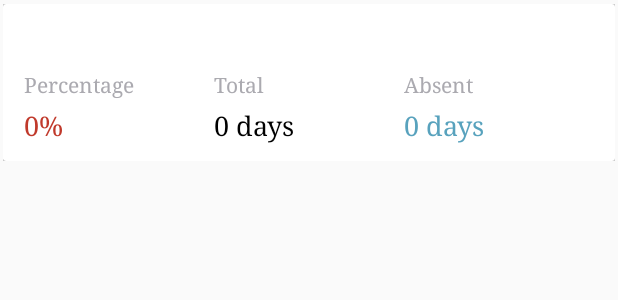
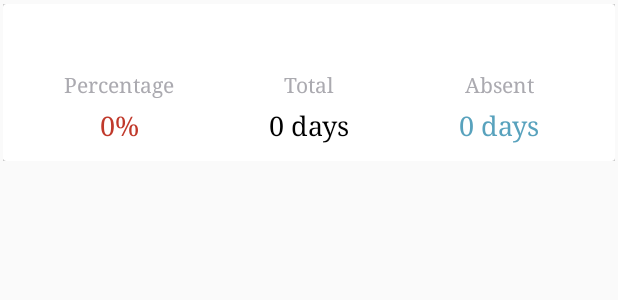
Before and after one commit to shyam1234/NewBlankFramework, an Android app: the layout attendance_details_row.xml on its own in the app's theme, with its tools: preview values and no code run, on a phone screen of 412 x 824 dp. Shown: the top 300 px of the screen. Run offline under Robolectric (Android 15) with nearby library versions, the light colour scheme and no system bars; network calls fail.

Commit message:
IT_office

```diff
--- a/app/src/main/res/layout/attendance_details_row.xml
+++ b/app/src/main/res/layout/attendance_details_row.xml
@@ -61,6 +61,7 @@
                     android:id="@+id/textview_attendance_row_subject"
                     android:layout_width="match_parent"
                     android:layout_height="wrap_content"
+                    android:gravity="center"
                     android:text="@string/percentage"
                     android:textAppearance="@style/TextAppearance.AppCompat.Small"
                     android:textColor="@color/colorTextHint"
@@ -71,6 +72,7 @@
                     android:layout_width="match_parent"
                     android:layout_height="wrap_content"
                     android:layout_marginTop="5dp"
+                    android:gravity="center"
                     android:text="0%"
                     android:textAppearance="@style/TextAppearance.AppCompat.Medium"
                     android:textColor="@color/colorLightRed"
@@ -89,6 +91,7 @@
                     android:id="@+id/textview_attendance_row_total"
                     android:layout_width="match_parent"
                     android:layout_height="wrap_content"
+                    android:gravity="center"
                     android:text="@string/msg_total"
                     android:textAppearance="@style/TextAppearance.AppCompat.Small"
                     android:textColor="@color/colorTextHint"
@@ -99,6 +102,7 @@
                     android:layout_width="match_parent"
                     android:layout_height="wrap_content"
                     android:layout_marginTop="5dp"
+                    android:gravity="center"
                     android:text="0 days"
                     android:textAppearance="@style/TextAppearance.AppCompat.Medium"
                     android:textColor="@color/black"
@@ -118,6 +122,7 @@
                     android:id="@+id/textview_attendance_row_absent"
                     android:layout_width="match_parent"
                     android:layout_height="wrap_content"
+                    android:gravity="center"
                     android:text="@string/msg_absent"
                     android:textAppearance="@style/TextAppearance.AppCompat.Small"
                     android:textColor="@color/colorTextHint"
@@ -128,6 +133,7 @@
                     android:layout_width="match_parent"
                     android:layout_height="wrap_content"
                     android:layout_marginTop="5dp"
+                    android:gravity="center"
                     android:text="0 days"
                     android:textAppearance="@style/TextAppearance.AppCompat.Medium"
                     android:textColor="@color/colorSkyBlue"
--- a/app/src/main/res/layout/fragment_timetable_row.xml
+++ b/app/src/main/res/layout/fragment_timetable_row.xml
@@ -24,7 +24,7 @@
                 android:layout_centerVertical="true"
                 android:layout_gravity="left"
                 android:text="0:00 am to 0:00 pm"
-                android:textColor="@color/colorTextHint"
+                android:textColor="@color/colorBlue"
                 android:textSize="16sp"
                 android:textStyle="normal" />
 
```
